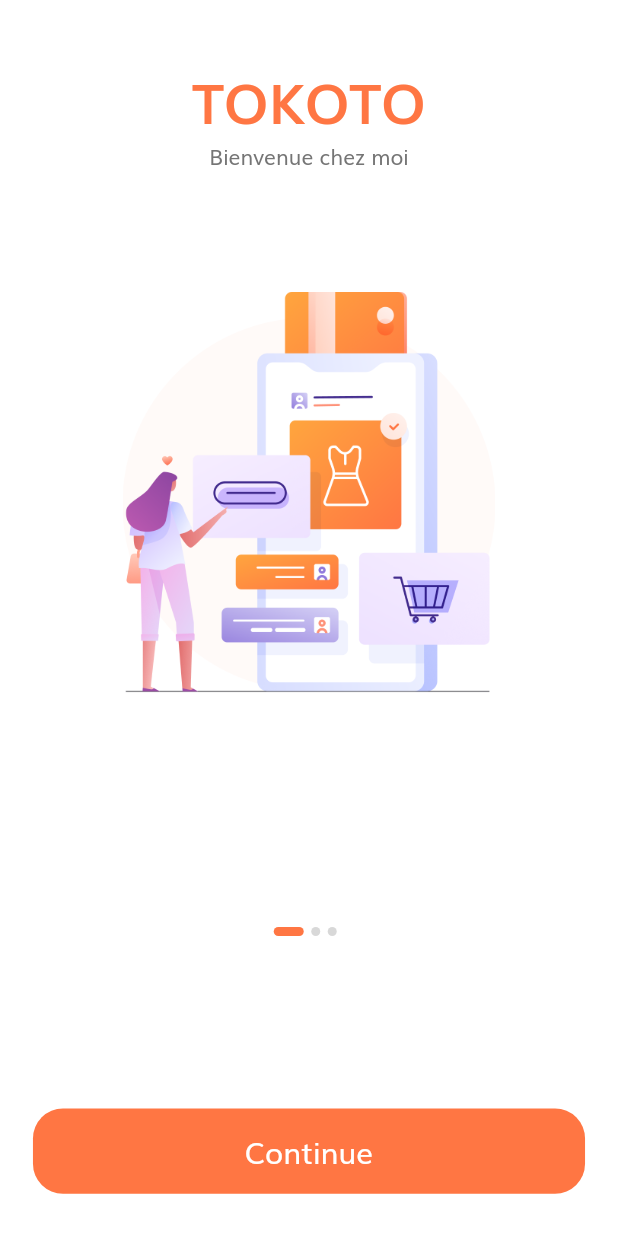
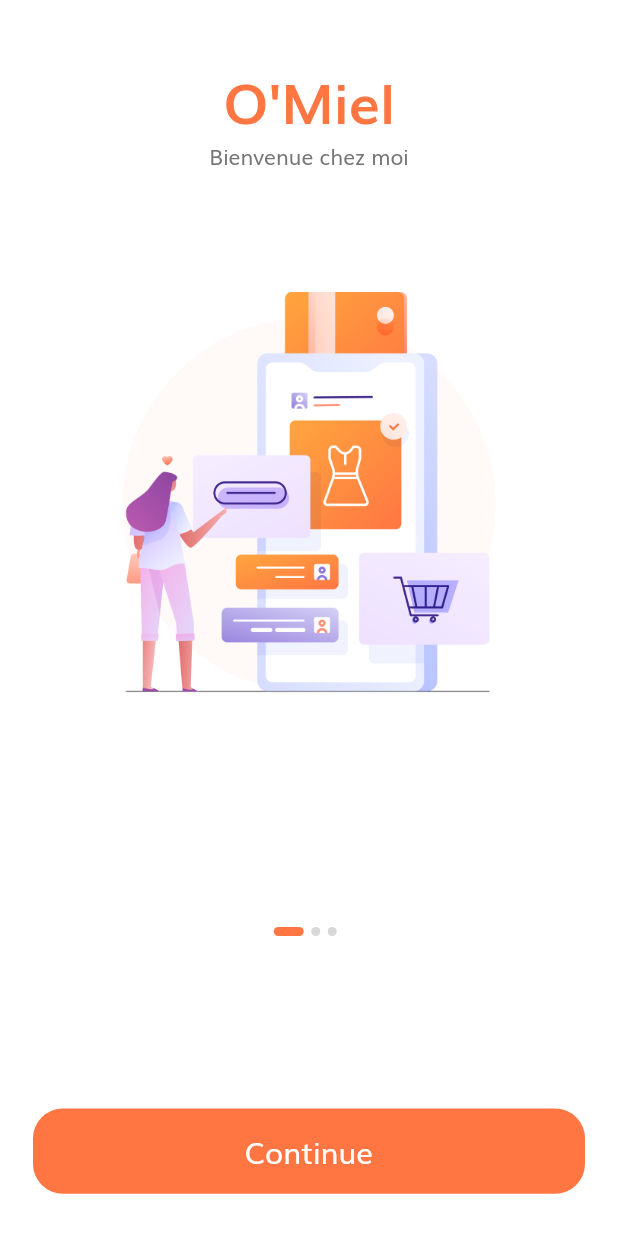
Before and after one commit to LauriatHerosside/Flutter_Learn, a Flutter app: the screen it shows after launch, on a phone screen of 412 x 824 dp. Shown: the top 1233 px of the screen. Run offline on Flutter 3.47's test engine with Material 2 defaults, Android fonts, the phone set to English and light mode, and no system bars; missing offline and left inert: dart:ffi.

Commit message:
First Page : Splasch Screen ok

```diff
--- a/lib/components/body.dart
+++ b/lib/components/body.dart
@@ -1,7 +1,11 @@
+import 'dart:ffi';
+
 import 'package:e_commerce/components/splash_content.dart';
 import 'package:e_commerce/constant.dart';
 import 'package:e_commerce/size_config.dart';
 import 'package:flutter/material.dart';
+
+import 'default_button.dart';
 
 class Body extends StatefulWidget {
   @override
@@ -55,21 +59,7 @@ class _BodyState extends State<Body> {
                       SizedBox(
                         height: 115,
                       ),
-                      SizedBox(
-                        width: double.infinity,
-                        height: getProportionateScreenHeight(56),
-                        child: FlatButton(
-                            shape: RoundedRectangleBorder(
-                                borderRadius: BorderRadius.circular(20)),
-                            color: kPrimaryColor,
-                            onPressed: () {},
-                            child: Text(
-                              "Continue",
-                              style: TextStyle(
-                                  fontSize: getProportionateScreenWidth(18),
-                                  color: Colors.white),
-                            )),
-                      )
+                      DefaultButton(text: "Continue", press: () {}),
                     ],
                   ),
                 ))
--- a/lib/components/default_button.dart
+++ b/lib/components/default_button.dart
@@ -0,0 +1,30 @@
+import 'package:e_commerce/constant.dart';
+import 'package:flutter/material.dart';
+
+import '../size_config.dart';
+
+class DefaultButton extends StatelessWidget {
+  const DefaultButton({Key? key, required this.text, required this.press})
+      : super(key: key);
+  final String text;
+  final void Function() press;
+  // final String text;
+  // final Functi
+  @override
+  Widget build(BuildContext context) {
+    return SizedBox(
+      width: double.infinity,
+      height: getProportionateScreenHeight(56),
+      child: FlatButton(
+          shape:
+              RoundedRectangleBorder(borderRadius: BorderRadius.circular(20)),
+          color: kPrimaryColor,
+          onPressed: press,
+          child: Text(
+            text,
+            style: TextStyle(
+                fontSize: getProportionateScreenWidth(18), color: Colors.white),
+          )),
+    );
+  }
+}
--- a/lib/components/splash_content.dart
+++ b/lib/components/splash_content.dart
@@ -20,7 +20,7 @@ class SplashContent extends StatelessWidget {
               children: <Widget>[
                 Spacer(),
                 Text(
-                  "TOKOTO",
+                  "O'Miel",
                   style: TextStyle(
                     fontSize: getProportionateScreenHeight(36),
                     color: kPrimaryColor,
--- a/lib/main.dart
+++ b/lib/main.dart
@@ -1,3 +1,4 @@
+import 'package:e_commerce/routs.dart';
 import 'package:e_commerce/screens/splash/splash_screen.dart';
 import 'package:flutter/material.dart';
 
@@ -22,7 +23,9 @@ class MyApp extends StatelessWidget {
             bodyText2: TextStyle(color: Color(0xFF757575))),
         visualDensity: VisualDensity.adaptivePlatformDensity,
       ),
-      home: SplashScreen(),
+      // home: SplashScreen(),
+      initialRoute: SplashScreen.routeName,
+      routes: routes,
     );
   }
 }
--- /dev/null
+++ b/lib/routs.dart
@@ -0,0 +1,7 @@
+import 'package:e_commerce/screens/splash/splash_screen.dart';
+import 'package:flutter/material.dart';
+
+// nous allons definir ttes les routes
+final Map<String, WidgetBuilder> routes = {
+  SplashScreen.routeName: (context) => SplashScreen(),
+};
--- a/lib/screens/splash/splash_screen.dart
+++ b/lib/screens/splash/splash_screen.dart
@@ -3,7 +3,8 @@ import 'package:e_commerce/size_config.dart';
 import 'package:flutter/material.dart';
 
 class SplashScreen extends StatelessWidget {
-  const SplashScreen({Key? key}) : super(key: key);
+  static String routeName = "/splash";
+  // const SplashScreen({Key? key}) : super(key: key);
 
   @override
   Widget build(BuildContext context) {
--- a/pubspec.yaml
+++ b/pubspec.yaml
@@ -37,11 +37,15 @@ dependencies:
   size_config: ^1.0.2
   flutter_svg: ^1.1.1+1
   provider: ^6.0.3
+  flutter_launcher_icons: ^0.9.3
 
 dev_dependencies:
   flutter_test:
     sdk: flutter
-
+flutter_icons:
+  android: "launcher_icon"
+  ios: true
+  image_path: "assets/images/icon.png"
   # The "flutter_lints" package below contains a set of recommended lints to
   # encourage good coding practices. The lint set provided by the package is
   # activated in the `analysis_options.yaml` file located at the root of your
```
Also changed, not shown: pubspec.lock, 6 other files.
